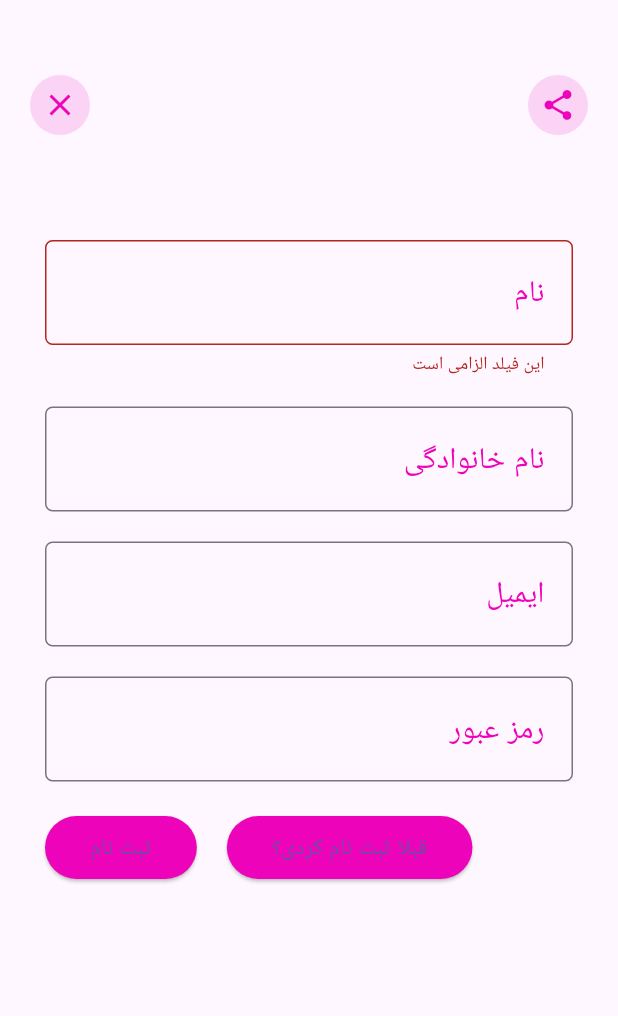
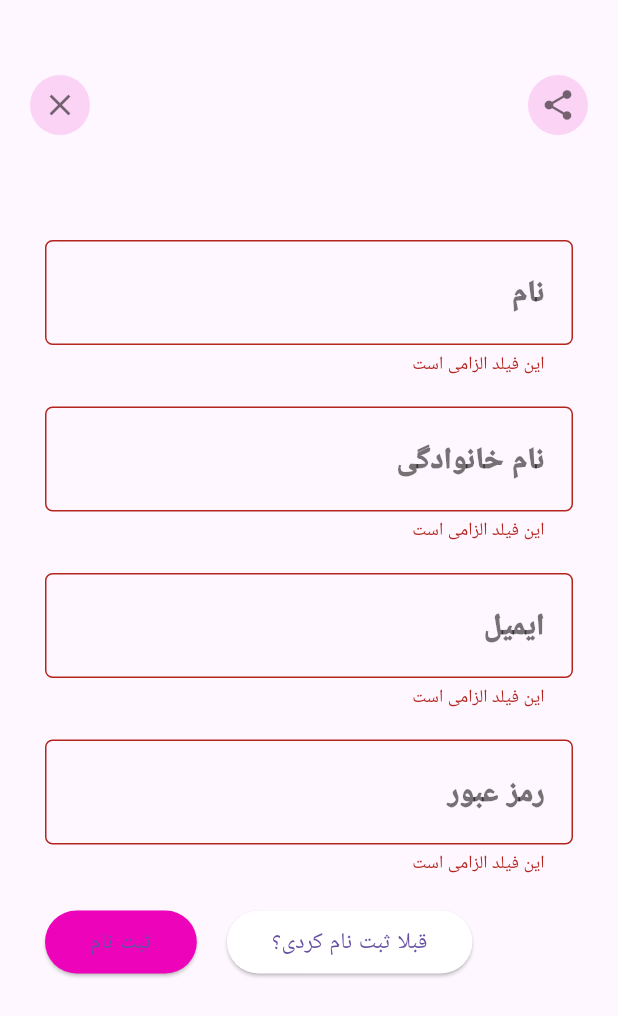
Before and after one commit to Moh3enzarif/shalvarmalvar_app, a Flutter app: the SignupPage screen opened directly, after a tap on "ثبت نام", on a phone screen of 412 x 824 dp. Shown: the top 1016 px of the screen. Run offline on Flutter 3.47's test engine with Material 3 defaults, Android fonts, the phone set to English and light mode, and no system bars; our stand-ins replace dio; accounts and stored records are empty.

Commit message:
custorm form field created

```diff
--- /dev/null
+++ b/devtools_options.yaml
@@ -0,0 +1,3 @@
+description: This file stores settings for Dart & Flutter DevTools.
+documentation: https://docs.flutter.dev/tools/devtools/extensions#configure-extension-enablement-states
+extensions:
--- a/lib/api/api_service.dart
+++ b/lib/api/api_service.dart
@@ -1,6 +1,5 @@
 import 'dart:convert';
 import 'dart:io';
-
 import 'package:dio/dio.dart';
 import 'package:shalvarmalvar_app/constants/constants.dart';
 import 'package:shalvarmalvar_app/models/woocommerce/register_model.dart';
--- a/lib/constants/constants.dart
+++ b/lib/constants/constants.dart
@@ -1,6 +1,6 @@
 import 'package:flutter/material.dart';
 import 'package:intl/intl.dart' show NumberFormat;
-import 'package:shalvarmalvar_app/constants/zarinpal_id.dart';
+// import 'package:shalvarmalvar_app/constants/zarinpal_id.dart';
 
 class WoocommerceInfo {
   // BASE URL
@@ -38,11 +38,11 @@ class Constants {
   static const Color purpleColor = Color(0xFF301984);
 }
 
-class ZarinpalInfo {
-  static const String zarinpalMerchId = ZarinpalMerchID.id;
-  static const String zarinpalCallBackURL = 'https://nabegheha.com/trust-us';
-  static const String zarinpalRequestURL =
-      'https://api.zarinpal.com/pg/v4/payment/request.json';
-  static const String zarinpalVerifyURL =
-      'https://api.zarinpal.com/pg/v4/payment/verify.json';
-}
+// class ZarinpalInfo {
+//   static const String zarinpalMerchId = ZarinpalMerchID.id;
+//   static const String zarinpalCallBackURL = 'https://nabegheha.com/trust-us';
+//   static const String zarinpalRequestURL =
+//       'https://api.zarinpal.com/pg/v4/payment/request.json';
+//   static const String zarinpalVerifyURL =
+//       'https://api.zarinpal.com/pg/v4/payment/verify.json';
+// }
--- a/lib/main.dart
+++ b/lib/main.dart
@@ -1,5 +1,6 @@
 import 'package:flutter/material.dart';
 import 'package:shalvarmalvar_app/ui/root/root_page.dart';
+import 'package:shalvarmalvar_app/ui/signup/signup_page.dart';
 
 void main() {
   runApp(const MyApp());
@@ -8,12 +9,11 @@
 class MyApp extends StatelessWidget {
   const MyApp({super.key});
 
-  // This widget is the root of your application.
   @override
   Widget build(BuildContext context) {
     return MaterialApp(
       debugShowCheckedModeBanner: false,
-      home: RootPage(),
+      home: SignupPage(),
     );
   }
 }
--- /dev/null
+++ b/lib/ui/signup/custom_form_field.dart
@@ -0,0 +1,62 @@
+import 'package:flutter/material.dart';
+import 'package:shalvarmalvar_app/constants/constants.dart';
+
+class CustomFormField extends StatelessWidget {
+  final String? Function(String?)? validator;
+  final Object? initialValue;
+  final Function(String)? onChanged;
+  final TextDirection textDirection;
+  final String labelName;
+
+  const CustomFormField({
+    super.key,
+    required this.validator,
+    required this.initialValue,
+    required this.onChanged,
+    required this.textDirection,
+    required this.labelName,
+  });
+
+  @override
+  Widget build(BuildContext context) {
+    return Directionality(
+      textDirection: TextDirection.rtl,
+      child: TextFormField(
+        initialValue: initialValue != null ? initialValue.toString() : '',
+        onChanged: onChanged,
+        cursorColor: Constants.primaryColor,
+        style: const TextStyle(
+          fontFamily: "Muli",
+          fontSize: 20,
+          height: 2,
+        ),
+        textDirection: textDirection,
+        decoration: InputDecoration(
+          hintTextDirection: textDirection,
+          focusedBorder: const OutlineInputBorder(
+            borderSide: BorderSide(
+              color: Constants.primaryColor,
+              width: 2,
+            ),
+          ),
+          border: OutlineInputBorder(
+            borderRadius: BorderRadius.circular(5),
+          ),
+          contentPadding: const EdgeInsets.symmetric(
+            horizontal: 15,
+            vertical: 15,
+          ),
+          label: Text(
+            labelName,
+            style: const TextStyle(
+                fontFamily: "Muli",
+                fontSize: 20,
+                color: Constants.blackColor,
+                fontWeight: FontWeight.w900),
+          ),
+        ),
+        validator: validator,
+      ),
+    );
+  }
+}
--- a/lib/ui/signup/signup_page.dart
+++ b/lib/ui/signup/signup_page.dart
@@ -1,10 +1,8 @@
-import 'dart:js_interop';
-
 import 'package:flutter/material.dart';
-import 'package:flutter/widgets.dart';
 import 'package:shalvarmalvar_app/constants/constants.dart';
 import 'package:shalvarmalvar_app/api/api_service.dart';
 import 'package:shalvarmalvar_app/models/woocommerce/register_model.dart';
+import 'package:shalvarmalvar_app/ui/signup/custom_form_field.dart';
 
 class SignupPage extends StatefulWidget {
   const SignupPage({super.key});
@@ -49,7 +47,7 @@ class _SignupPageState extends State<SignupPage> {
                   ),
                   child: const Icon(
                     Icons.close,
-                    color: Constants.primaryColor,
+                    color: Constants.blackColor,
                   ),
                 ),
                 Container(
@@ -61,7 +59,7 @@ class _SignupPageState extends State<SignupPage> {
                   ),
                   child: const Icon(
                     Icons.share,
-                    color: Constants.primaryColor,
+                    color: Constants.blackColor,
                   ),
                 ),
               ],
@@ -81,169 +79,69 @@ class _SignupPageState extends State<SignupPage> {
                     padding: const EdgeInsets.all(10),
                     child: Column(
                       children: [
-                        Directionality(
-                          textDirection: TextDirection.rtl,
-                          child: TextFormField(
-                            initialValue: customerModel.firstname,
-                            onChanged: (value) {
-                              customerModel.firstname = value;
-                            },
-                            cursorColor: Constants.primaryColor,
-                            style: const TextStyle(
-                              fontFamily: "Muli",
-                              fontSize: 20,
-                              height: 2,
-                            ),
-                            decoration: InputDecoration(
-                              hintTextDirection: TextDirection.rtl,
-                              focusedBorder: const OutlineInputBorder(
-                                borderSide: BorderSide(
-                                  color: Constants.primaryColor,
-                                  width: 2,
-                                ),
-                              ),
-                              border: OutlineInputBorder(
-                                borderRadius: BorderRadius.circular(5),
-                              ),
-                              contentPadding: const EdgeInsets.symmetric(
-                                horizontal: 15,
-                                vertical: 15,
-                              ),
-                              label: const Text(
-                                "نام",
-                                style: TextStyle(
-                                    fontFamily: "Muli",
-                                    fontSize: 20,
-                                    color: Constants.primaryColor),
-                              ),
-                            ),
+                        // This is begin of custom_form_field
+
+                        CustomFormField(
                           validator: (value) {
                             if (value.toString().isEmpty) {
                               return "این فیلد الزامی است";
                             }
                             return null;
                           },
-                          ),
+                          initialValue: customerModel.firstname,
+                          onChanged: (value) {
+                            customerModel.firstname = value;
+                          },
+                          textDirection: TextDirection.rtl,
+                          labelName: "نام",
                         ),
                         const SizedBox(height: 20),
-                        Directionality(
-                          textDirection: TextDirection.rtl,
-                          child: TextFormField(
+                        CustomFormField(
+                          validator: (value) {
+                            if (value.toString().isEmpty) {
+                              return "این فیلد الزامی است";
+                            }
+                            return null;
+                          },
                           initialValue: customerModel.lastname,
                           onChanged: (value) {
                             customerModel.lastname = value;
                           },
-                            cursorColor: Constants.primaryColor,
-                            style: const TextStyle(
-                              fontFamily: "Muli",
-                              fontSize: 20,
-                              height: 2,
-                            ),
-                            decoration: InputDecoration(
-                              hintTextDirection: TextDirection.rtl,
-                              focusedBorder: const OutlineInputBorder(
-                                borderSide: BorderSide(
-                                  color: Constants.primaryColor,
-                                  width: 2,
-                                ),
-                              ),
-                              border: OutlineInputBorder(
-                                borderRadius: BorderRadius.circular(5),
-                              ),
-                              contentPadding: const EdgeInsets.symmetric(
-                                horizontal: 15,
-                                vertical: 15,
-                              ),
-                              label: const Text(
-                                "نام خانوادگی",
-                                style: TextStyle(
-                                    fontFamily: "Muli",
-                                    fontSize: 20,
-                                    color: Constants.primaryColor),
-                              ),
-                            ),
-                          ),
+                          textDirection: TextDirection.rtl,
+                          labelName: "نام خانوادگی",
                         ),
                         const SizedBox(height: 20),
-                        Directionality(
-                          textDirection: TextDirection.rtl,
-                          child: TextFormField(
+                        CustomFormField(
+                          validator: (value) {
+                            if (value.toString().isEmpty) {
+                              return "این فیلد الزامی است";
+                            }
+                            return null;
+                          },
                           initialValue: customerModel.email,
                           onChanged: (value) {
                             customerModel.email = value;
                           },
-                            cursorColor: Constants.primaryColor,
-                            style: const TextStyle(
-                              fontFamily: "Muli",
-                              fontSize: 20,
-                              height: 2,
-                            ),
                           textDirection: TextDirection.ltr,
-                            decoration: InputDecoration(
-                              hintTextDirection: TextDirection.rtl,
-                              focusedBorder: const OutlineInputBorder(
-                                borderSide: BorderSide(
-                                  color: Constants.primaryColor,
-                                  width: 2,
-                                ),
-                              ),
-                              border: OutlineInputBorder(
-                                borderRadius: BorderRadius.circular(5),
-                              ),
-                              contentPadding: const EdgeInsets.symmetric(
-                                horizontal: 15,
-                                vertical: 15,
-                              ),
-                              label: const Text(
-                                "ایمیل",
-                                style: TextStyle(
-                                    fontFamily: "Muli",
-                                    fontSize: 20,
-                                    color: Constants.primaryColor),
-                              ),
-                            ),
-                          ),
+                          labelName: "ایمیل",
                         ),
                         const SizedBox(height: 20),
-                        Directionality(
-                          textDirection: TextDirection.rtl,
-                          child: TextFormField(
+                        CustomFormField(
+                          validator: (value) {
+                            if (value.toString().isEmpty) {
+                              return "این فیلد الزامی است";
+                            }
+                            return null;
+                          },
                           initialValue: customerModel.password,
                           onChanged: (value) {
                             customerModel.password = value;
                           },
-                            cursorColor: Constants.primaryColor,
-                            style: const TextStyle(
-                              fontFamily: "Muli",
-                              fontSize: 20,
-                              height: 2,
+                          textDirection: TextDirection.ltr,
+                          labelName: "رمز عبور",
                         ),
-                            textDirection: TextDirection.ltr,
-                            decoration: InputDecoration(
-                              hintTextDirection: TextDirection.rtl,
-                              focusedBorder: const OutlineInputBorder(
-                                borderSide: BorderSide(
-                                  color: Constants.primaryColor,
-                                  width: 2,
-                                ),
-                              ),
-                              border: OutlineInputBorder(
-                                borderRadius: BorderRadius.circular(5),
-                              ),
-                              contentPadding: const EdgeInsets.symmetric(
-                                horizontal: 15,
-                                vertical: 15,
-                              ),
-                              label: const Text(
-                                "رمز عبور",
-                                style: TextStyle(
-                                    fontFamily: "Muli",
-                                    fontSize: 20,
-                                    color: Constants.primaryColor),
-                              ),
-                            ),
-                          ),
-                        ),
+                        // This is end of custom_form_field
+
                         const SizedBox(height: 20),
                         Row(
                           children: [
@@ -258,8 +156,14 @@ class _SignupPageState extends State<SignupPage> {
                               onPressed: () {
                                 if (globalKey.currentState!.validate()) {
                                   debugPrint('${customerModel.toJson()}');
+                                  setState(() {
+                                    isApiCalled = false;
+                                  });
                                   apiService.createCustomer(customerModel).then(
                                     (retRes) {
+                                      setState(() {
+                                        isApiCalled = false;
+                                      });
                                       if (retRes) {
                                         showDialog(
                                           context: context,
@@ -312,7 +216,7 @@ class _SignupPageState extends State<SignupPage> {
                             const SizedBox(width: 20),
                             ElevatedButton(
                               style: ElevatedButton.styleFrom(
-                                backgroundColor: Constants.primaryColor,
+                                backgroundColor: Colors.white,
                                 padding: const EdgeInsets.symmetric(
                                   horizontal: 30,
                                   vertical: 10,
@@ -326,7 +230,18 @@ class _SignupPageState extends State<SignupPage> {
                               ),
                             ),
                           ],
+                        ),
+                        const SizedBox(height: 30),
+                        isApiCalled
+                            ? const Text(
+                                "لطفا منتظر بمانید ...",
+                                textDirection: TextDirection.rtl,
+                                style: TextStyle(
+                                  fontFamily: "Muli",
+                                  fontSize: 20,
+                                ),
                               )
+                            : const Text(""),
                       ],
                     ),
                   ),
--- a/pubspec.yaml
+++ b/pubspec.yaml
@@ -56,7 +56,7 @@ dev_dependencies:
   # activated in the `analysis_options.yaml` file located at the root of your
   # package. See that file for information about deactivating specific lint
   # rules and activating additional ones.
-  flutter_lints: ^3.0.0
+  flutter_lints: ^4.0.0
 
 # For information on the generic Dart part of this file, see the
 # following page: https://dart.dev/tools/pub/pubspec
```
Also changed, not shown: pubspec.lock. Lines whose indentation alone changed are shown as unchanged.
